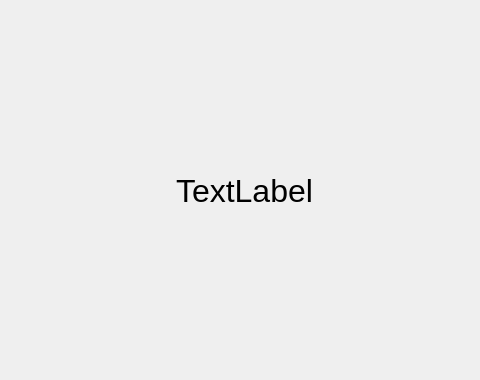
Qt form Chapter05/BigProject/mainwindow.ui (CharlesDias/Qt_Embedded) before a commit; both pictures show x 151 to 631 and y 0 to 380 of the 800 by 480 pixel window.
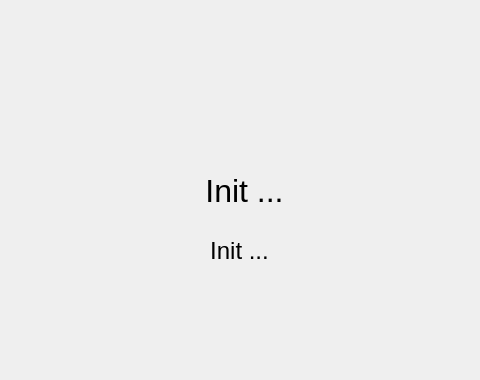
The same form after that commit.

```diff
--- a/Chapter05/BigProject/mainwindow.ui
+++ b/Chapter05/BigProject/mainwindow.ui
@@ -29,7 +29,28 @@
      </font>
     </property>
     <property name="text">
-     <string>TextLabel</string>
+     <string>Init ...</string>
+    </property>
+    <property name="alignment">
+     <set>Qt::AlignCenter</set>
+    </property>
+   </widget>
+   <widget class="QLabel" name="tempDisplay">
+    <property name="geometry">
+     <rect>
+      <x>320</x>
+      <y>240</y>
+      <width>141</width>
+      <height>21</height>
+     </rect>
+    </property>
+    <property name="font">
+     <font>
+      <pointsize>18</pointsize>
+     </font>
+    </property>
+    <property name="text">
+     <string>Init ...</string>
     </property>
     <property name="alignment">
      <set>Qt::AlignCenter</set>
```
